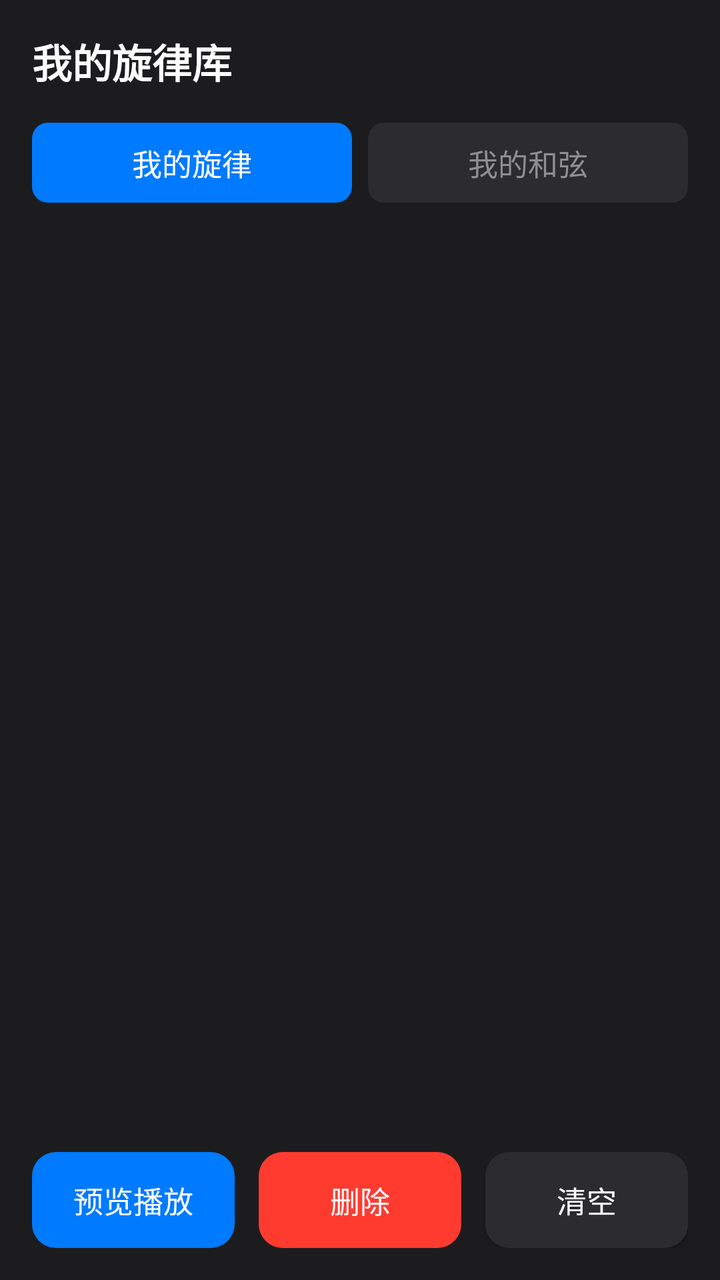
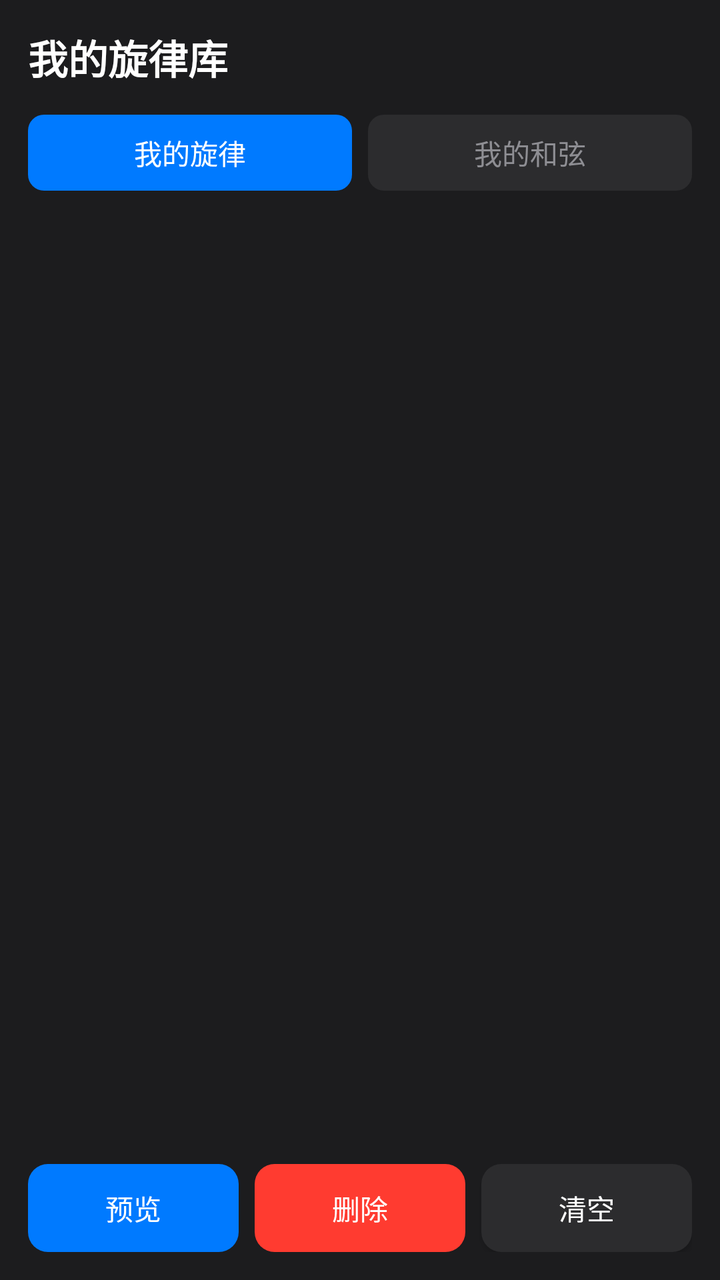

An Android layout rendered at two revisions. The XML below is the earlier revision; the diff shows what the commit changed to produce the second picture.
<!-- AndroidManifest.xml: application theme Theme.MusicAI -->
<!-- res/layout/activity_library.xml -->
<?xml version="1.0" encoding="utf-8"?>
<LinearLayout xmlns:android="http://schemas.android.com/apk/res/android"
    android:layout_width="match_parent"
    android:layout_height="match_parent"
    android:orientation="vertical"
    android:background="@color/apple_dark"
    android:fitsSystemWindows="true">

    <LinearLayout
        android:layout_width="match_parent"
        android:layout_height="wrap_content"
        android:orientation="horizontal"
        android:padding="16dp"
        android:gravity="center_vertical">

        <TextView
            android:id="@+id/tv_title"
            android:layout_width="0dp"
            android:layout_height="wrap_content"
            android:layout_weight="1"
            android:text="我的旋律库"
            android:textSize="20sp"
            android:textColor="@color/apple_text"
            android:textStyle="bold"/>

    </LinearLayout>

    <LinearLayout
        android:layout_width="match_parent"
        android:layout_height="wrap_content"
        android:orientation="horizontal"
        android:paddingStart="16dp"
        android:paddingEnd="16dp"
        android:paddingBottom="12dp">

        <TextView
            android:id="@+id/tv_tab_melody"
            android:layout_width="0dp"
            android:layout_height="40dp"
            android:layout_weight="1"
            android:text="我的旋律"
            android:textSize="15sp"
            android:textColor="@color/apple_text"
            android:gravity="center"
            android:background="@drawable/tab_selected_bg"
            android:layout_marginEnd="4dp"/>

        <TextView
            android:id="@+id/tv_tab_chord"
            android:layout_width="0dp"
            android:layout_height="40dp"
            android:layout_weight="1"
            android:text="我的和弦"
            android:textSize="15sp"
            android:textColor="@color/apple_text_secondary"
            android:gravity="center"
            android:background="@drawable/tab_bg"
            android:layout_marginStart="4dp"/>

    </LinearLayout>

    <FrameLayout
        android:layout_width="match_parent"
        android:layout_height="0dp"
        android:layout_weight="1">

        <ListView
            android:id="@+id/lv_library"
            android:layout_width="match_parent"
            android:layout_height="match_parent"
            android:padding="16dp"
            android:clipToPadding="false"
            android:divider="@null"
            android:dividerHeight="8dp"/>

        <TextView
            android:id="@+id/tv_empty"
            android:layout_width="match_parent"
            android:layout_height="match_parent"
            android:gravity="center"
            android:text="旋律库为空\n请先在歌曲生成器中创建旋律"
            android:textSize="16sp"
            android:textColor="@color/apple_text_secondary"
            android:visibility="gone"/>

    </FrameLayout>

    <LinearLayout
        android:layout_width="match_parent"
        android:layout_height="wrap_content"
        android:orientation="horizontal"
        android:padding="16dp"
        android:paddingTop="8dp">

        <Button
            android:id="@+id/btn_preview"
            android:layout_width="0dp"
            android:layout_height="48dp"
            android:layout_weight="1"
            android:text="预览播放"
            android:textSize="15sp"
            android:textColor="@color/apple_text"
            android:background="@drawable/apple_button_primary_bg"
            android:enabled="false"
            android:layout_marginEnd="6dp"/>

        <Button
            android:id="@+id/btn_delete"
            android:layout_width="0dp"
            android:layout_height="48dp"
            android:layout_weight="1"
            android:text="删除"
            android:textSize="15sp"
            android:textColor="@color/apple_text"
            android:background="@drawable/apple_button_danger_bg"
            android:enabled="false"
            android:layout_marginStart="6dp"
            android:layout_marginEnd="6dp"/>

        <Button
            android:id="@+id/btn_clear_all"
            android:layout_width="0dp"
            android:layout_height="48dp"
            android:layout_weight="1"
            android:text="清空"
            android:textSize="15sp"
            android:textColor="@color/apple_text"
            android:background="@drawable/apple_button_bg"
            android:layout_marginStart="6dp"/>

    </LinearLayout>

</LinearLayout>
<!-- resources referenced by this layout -->
<resources>
  <!-- drawable apple_button_bg (drawable) -->
  <?xml version="1.0" encoding="utf-8"?>
  <selector xmlns:android="http://schemas.android.com/apk/res/android">
      <item android:state_pressed="true">
          <shape android:shape="rectangle">
              <solid android:color="@color/apple_mid_gray" />
              <corners android:radius="12dp" />
          </shape>
      </item>
      <item>
          <shape android:shape="rectangle">
              <solid android:color="@color/apple_dark_gray" />
              <corners android:radius="12dp" />
          </shape>
      </item>
  </selector>
  <!-- drawable apple_button_danger_bg (drawable) -->
  <?xml version="1.0" encoding="utf-8"?>
  <selector xmlns:android="http://schemas.android.com/apk/res/android">
      <item android:state_pressed="true">
          <shape android:shape="rectangle">
              <solid android:color="#CC3030" />
              <corners android:radius="12dp" />
          </shape>
      </item>
      <item>
          <shape android:shape="rectangle">
              <solid android:color="@color/apple_error" />
              <corners android:radius="12dp" />
          </shape>
      </item>
  </selector>
  <!-- drawable apple_button_primary_bg (drawable) -->
  <?xml version="1.0" encoding="utf-8"?>
  <selector xmlns:android="http://schemas.android.com/apk/res/android">
      <item android:state_pressed="true">
          <shape android:shape="rectangle">
              <solid android:color="@color/apple_accent_active" />
              <corners android:radius="12dp" />
          </shape>
      </item>
      <item>
          <shape android:shape="rectangle">
              <solid android:color="@color/apple_accent" />
              <corners android:radius="12dp" />
          </shape>
      </item>
  </selector>
  <!-- unchanged entries left out for length: 15 -->
</resources>

<!-- the commit's change to res/layout/activity_library.xml (unified diff, before → after) -->
@@ -10,7 +10,7 @@
         android:layout_width="match_parent"
         android:layout_height="wrap_content"
         android:orientation="horizontal"
-        android:padding="16dp"
+        android:padding="14dp"
         android:gravity="center_vertical">
 
         <TextView
@@ -29,17 +29,17 @@
         android:layout_width="match_parent"
         android:layout_height="wrap_content"
         android:orientation="horizontal"
-        android:paddingStart="16dp"
-        android:paddingEnd="16dp"
-        android:paddingBottom="12dp">
+        android:paddingStart="14dp"
+        android:paddingEnd="14dp"
+        android:paddingBottom="10dp">
 
         <TextView
             android:id="@+id/tv_tab_melody"
             android:layout_width="0dp"
-            android:layout_height="40dp"
+            android:layout_height="38dp"
             android:layout_weight="1"
             android:text="我的旋律"
-            android:textSize="15sp"
+            android:textSize="14sp"
             android:textColor="@color/apple_text"
             android:gravity="center"
             android:background="@drawable/tab_selected_bg"
@@ -48,10 +48,10 @@
         <TextView
             android:id="@+id/tv_tab_chord"
             android:layout_width="0dp"
-            android:layout_height="40dp"
+            android:layout_height="38dp"
             android:layout_weight="1"
             android:text="我的和弦"
-            android:textSize="15sp"
+            android:textSize="14sp"
             android:textColor="@color/apple_text_secondary"
             android:gravity="center"
             android:background="@drawable/tab_bg"
@@ -68,7 +68,7 @@
             android:id="@+id/lv_library"
             android:layout_width="match_parent"
             android:layout_height="match_parent"
-            android:padding="16dp"
+            android:padding="14dp"
             android:clipToPadding="false"
             android:divider="@null"
             android:dividerHeight="8dp"/>
@@ -79,7 +79,7 @@
             android:layout_height="match_parent"
             android:gravity="center"
             android:text="旋律库为空\n请先在歌曲生成器中创建旋律"
-            android:textSize="16sp"
+            android:textSize="15sp"
             android:textColor="@color/apple_text_secondary"
             android:visibility="gone"/>
 
@@ -89,44 +89,53 @@
         android:layout_width="match_parent"
         android:layout_height="wrap_content"
         android:orientation="horizontal"
-        android:padding="16dp"
-        android:paddingTop="8dp">
+        android:padding="14dp"
+        android:paddingTop="6dp">
 
         <Button
             android:id="@+id/btn_preview"
             android:layout_width="0dp"
-            android:layout_height="48dp"
+            android:layout_height="44dp"
+            android:minHeight="44dp"
             android:layout_weight="1"
-            android:text="预览播放"
-            android:textSize="15sp"
+            android:text="预览"
+            android:textSize="14sp"
             android:textColor="@color/apple_text"
             android:background="@drawable/apple_button_primary_bg"
             android:enabled="false"
-            android:layout_marginEnd="6dp"/>
+            android:layout_marginEnd="4dp"
+            android:paddingStart="8dp"
+            android:paddingEnd="8dp"/>
 
         <Button
             android:id="@+id/btn_delete"
             android:layout_width="0dp"
-            android:layout_height="48dp"
+            android:layout_height="44dp"
+            android:minHeight="44dp"
             android:layout_weight="1"
             android:text="删除"
-            android:textSize="15sp"
+            android:textSize="14sp"
             android:textColor="@color/apple_text"
             android:background="@drawable/apple_button_danger_bg"
             android:enabled="false"
-            android:layout_marginStart="6dp"
-            android:layout_marginEnd="6dp"/>
+            android:layout_marginStart="4dp"
+            android:layout_marginEnd="4dp"
+            android:paddingStart="8dp"
+            android:paddingEnd="8dp"/>
 
         <Button
             android:id="@+id/btn_clear_all"
             android:layout_width="0dp"
-            android:layout_height="48dp"
+            android:layout_height="44dp"
+            android:minHeight="44dp"
             android:layout_weight="1"
             android:text="清空"
-            android:textSize="15sp"
+            android:textSize="14sp"
             android:textColor="@color/apple_text"
             android:background="@drawable/apple_button_bg"
-            android:layout_marginStart="6dp"/>
+            android:layout_marginStart="4dp"
+            android:paddingStart="8dp"
+            android:paddingEnd="8dp"/>
 
     </LinearLayout>
 
<!-- resource entries referenced after the edit -->
@@ -4,48 +4,108 @@
   <?xml version="1.0" encoding="utf-8"?>
   <selector xmlns:android="http://schemas.android.com/apk/res/android">
       <item android:state_pressed="true">
-          <shape android:shape="rectangle">
-              <solid android:color="@color/apple_mid_gray" />
-              <corners android:radius="12dp" />
-          </shape>
+          <layer-list>
+              <item>
+                  <shape android:shape="rectangle">
+                      <solid android:color="@color/apple_mid_gray" />
+                      <corners android:radius="12dp" />
+                  </shape>
+              </item>
+              <item android:insetTop="2dp" android:insetBottom="2dp" android:insetStart="4dp" android:insetEnd="4dp">
+                  <shape android:shape="rectangle">
+                      <solid android:color="@color/apple_dark_gray" />
+                      <corners android:radius="10dp" />
+                  </shape>
+              </item>
+          </layer-list>
       </item>
       <item>
-          <shape android:shape="rectangle">
-              <solid android:color="@color/apple_dark_gray" />
-              <corners android:radius="12dp" />
-          </shape>
+          <layer-list>
+              <item>
+                  <shape android:shape="rectangle">
+                      <solid android:color="@color/apple_mid_gray" />
+                      <corners android:radius="12dp" />
+                  </shape>
+              </item>
+              <item android:insetTop="2dp" android:insetBottom="2dp" android:insetStart="4dp" android:insetEnd="4dp">
+                  <shape android:shape="rectangle">
+                      <solid android:color="@color/apple_dark_gray" />
+                      <corners android:radius="10dp" />
+                  </shape>
+              </item>
+          </layer-list>
       </item>
   </selector>
   <!-- drawable apple_button_danger_bg (drawable) -->
   <?xml version="1.0" encoding="utf-8"?>
   <selector xmlns:android="http://schemas.android.com/apk/res/android">
       <item android:state_pressed="true">
-          <shape android:shape="rectangle">
-              <solid android:color="#CC3030" />
-              <corners android:radius="12dp" />
-          </shape>
+          <layer-list>
+              <item>
+                  <shape android:shape="rectangle">
+                      <solid android:color="#CC3300" />
+                      <corners android:radius="12dp" />
+                  </shape>
+              </item>
+              <item android:insetTop="2dp" android:insetBottom="2dp" android:insetStart="4dp" android:insetEnd="4dp">
+                  <shape android:shape="rectangle">
+                      <solid android:color="#CC3300" />
+                      <corners android:radius="10dp" />
+                  </shape>
+              </item>
+          </layer-list>
       </item>
       <item>
-          <shape android:shape="rectangle">
-              <solid android:color="@color/apple_error" />
-              <corners android:radius="12dp" />
-          </shape>
+          <layer-list>
+              <item>
+                  <shape android:shape="rectangle">
+                      <solid android:color="@color/apple_error" />
+                      <corners android:radius="12dp" />
+                  </shape>
+              </item>
+              <item android:insetTop="2dp" android:insetBottom="2dp" android:insetStart="4dp" android:insetEnd="4dp">
+                  <shape android:shape="rectangle">
+                      <solid android:color="@color/apple_error" />
+                      <corners android:radius="10dp" />
+                  </shape>
+              </item>
+          </layer-list>
       </item>
   </selector>
   <!-- drawable apple_button_primary_bg (drawable) -->
   <?xml version="1.0" encoding="utf-8"?>
   <selector xmlns:android="http://schemas.android.com/apk/res/android">
       <item android:state_pressed="true">
-          <shape android:shape="rectangle">
-              <solid android:color="@color/apple_accent_active" />
-              <corners android:radius="12dp" />
-          </shape>
+          <layer-list>
+              <item>
+                  <shape android:shape="rectangle">
+                      <solid android:color="@color/apple_accent_active" />
+                      <corners android:radius="12dp" />
+                  </shape>
+              </item>
+              <item android:insetTop="2dp" android:insetBottom="2dp" android:insetStart="4dp" android:insetEnd="4dp">
+                  <shape android:shape="rectangle">
+                      <solid android:color="@color/apple_accent_active" />
+                      <corners android:radius="10dp" />
+                  </shape>
+              </item>
+          </layer-list>
       </item>
       <item>
-          <shape android:shape="rectangle">
-              <solid android:color="@color/apple_accent" />
-              <corners android:radius="12dp" />
-          </shape>
+          <layer-list>
+              <item>
+                  <shape android:shape="rectangle">
+                      <solid android:color="@color/apple_accent" />
+                      <corners android:radius="12dp" />
+                  </shape>
+              </item>
+              <item android:insetTop="2dp" android:insetBottom="2dp" android:insetStart="4dp" android:insetEnd="4dp">
+                  <shape android:shape="rectangle">
+                      <solid android:color="@color/apple_accent" />
+                      <corners android:radius="10dp" />
+                  </shape>
+              </item>
+          </layer-list>
       </item>
   </selector>
   <!-- unchanged entries left out for length: 15 -->
